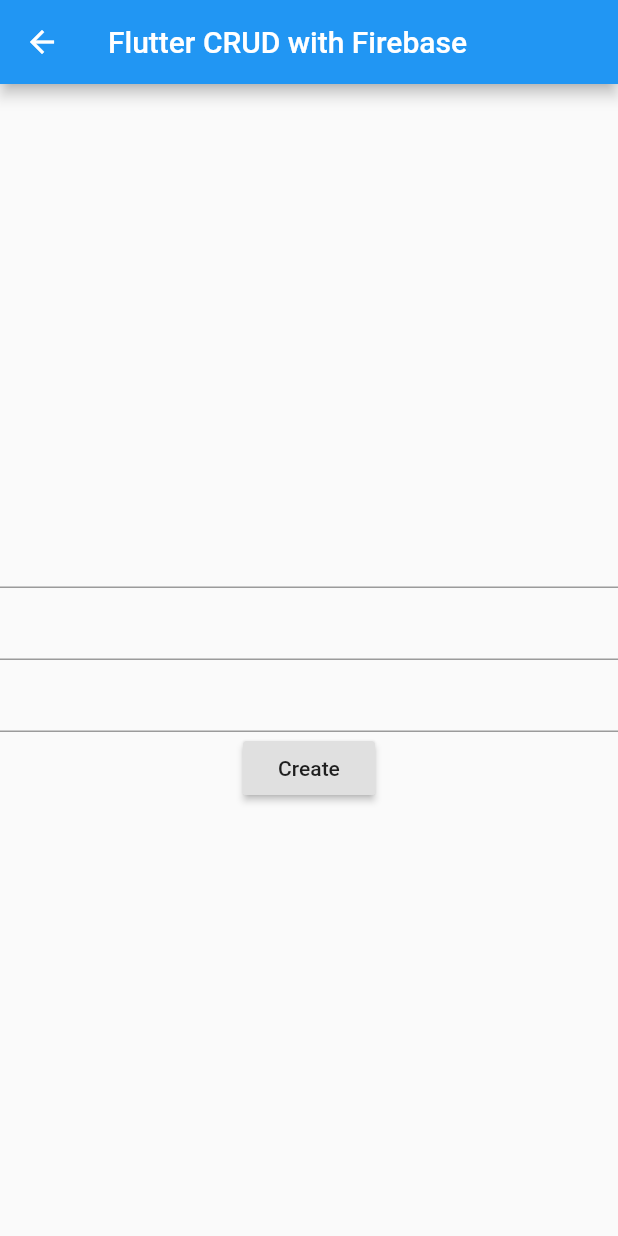
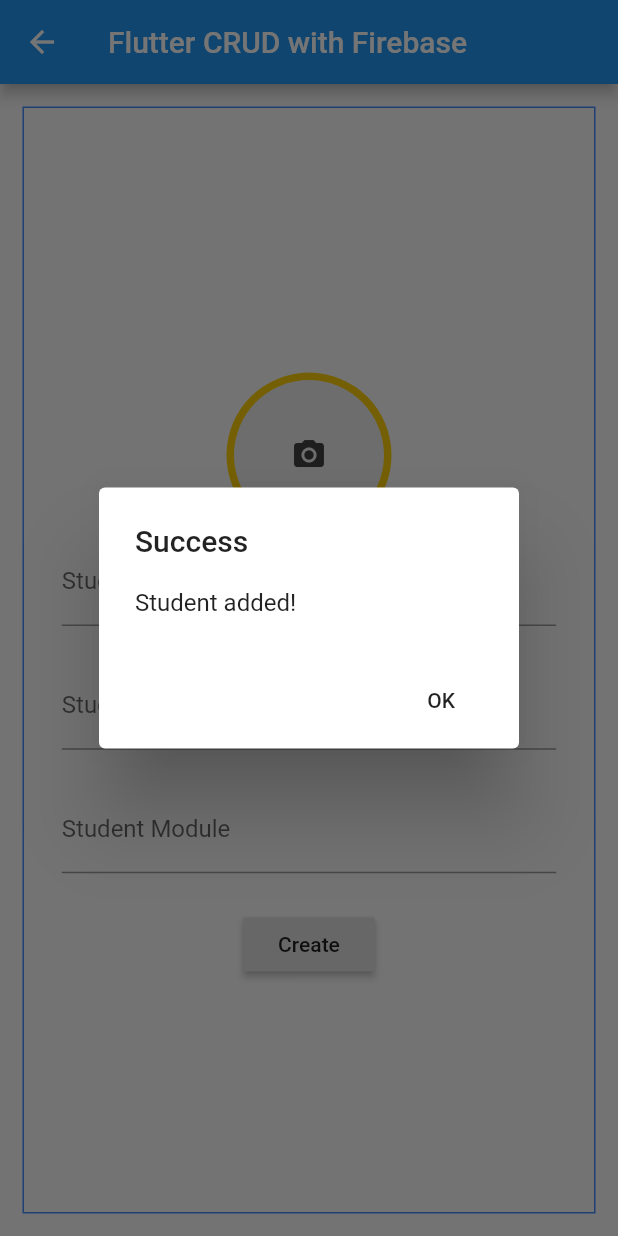
Before and after one commit to DulminiD/Flutter, a Flutter app: the AddStudent screen opened directly, after a tap on "Create", on a phone screen of 412 x 824 dp. Run offline on Flutter 3.47's test engine with Material 2 defaults, Android fonts, the phone set to English and light mode, and no system bars; our stand-ins replace cloud_firestore, image_picker; accounts and stored records are empty; statements that could not run were skipped.

Commit message:
Add Student with image

```diff
--- a/lib/Controller/addStudent.dart
+++ b/lib/Controller/addStudent.dart
@@ -1,6 +1,9 @@
 import 'package:cloud_firestore/cloud_firestore.dart';
 import 'package:flutter/material.dart';
 import 'package:mobile_app/Model/Student.dart';
+import 'package:image_picker/image_picker.dart';
+import 'package:path_provider/path_provider.dart';
+import 'dart:io';
 
 class AddStudent extends StatefulWidget {
   @override
@@ -11,13 +14,33 @@
 
   final Firestore firestore = Firestore.instance;
   Student student = new Student();
+  final sId = TextEditingController();
+  final sName = TextEditingController();
+  final sModule = TextEditingController();
+  File _image;
 
-  void _create() async {
+  void addImage() async{
+    Directory appDocumentsDirectory = await getApplicationDocumentsDirectory(); // 1
+    String appDocumentsPath = appDocumentsDirectory.path; // 2
+    String filePath = '$appDocumentsPath/'+student.sId+'.jpg'; // 3
+    final File localImage = await _image.copy(filePath);
+    setState(() {
+      student.sImage = localImage.path;
+    });
+
+  }
+
+
+  void _create(BuildContext context) async {
+    await addImage();
     try {
       await firestore.collection('users').document(student.sId).setData({
         'sId': student.sId,
         'sName': student.sName,
-        'sModule': student.sModule
+        'sModule': student.sModule,
+        'sImagePath': student.sImage
+      }).then((value) => {
+        showAlertDialog(context)
       });
     } catch (e) {
       print(e);
@@ -57,29 +80,157 @@
     }
   }
 
+  showAlertDialog(BuildContext context) {
+    // set up the button
+    Widget okButton = FlatButton(
+      child: Text("OK"),
+      onPressed: () {
+        Navigator.of(context).pop();
+        clearTextInput();
+      },
+    );
+    // set up the AlertDialog
+    AlertDialog alert = AlertDialog(
+      title: Text("Success"),
+      content: Text("Student added!"),
+      actions: [
+        okButton,
+      ],
+    );
+    // show the dialog
+    showDialog(
+      context: context,
+      builder: (BuildContext context) {
+        return alert;
+      },
+    );
+  }
+
+  clearTextInput(){
+    sId.clear();
+    sName.clear();
+    sModule.clear();
+  }
+
+  _imgFromCamera() async {
+    File image = await ImagePicker.pickImage(
+        source: ImageSource.camera, imageQuality: 50
+    );
+
+    setState(() {
+      _image = image;
+    });
+  }
+
+  _imgFromGallery() async {
+    File image = await  ImagePicker.pickImage(
+        source: ImageSource.gallery, imageQuality: 50
+    );
+
+    setState(() {
+      _image = image;
+    });
+  }
+
+
+  void _showPicker(context) {
+    showModalBottomSheet(
+        context: context,
+        builder: (BuildContext bc) {
+          return SafeArea(
+            child: Container(
+              child: new Wrap(
+                children: <Widget>[
+                  new ListTile(
+                      leading: new Icon(Icons.photo_library),
+                      title: new Text('Photo Library'),
+                      onTap: () {
+                        _imgFromGallery();
+                        Navigator.of(context).pop();
+                      }),
+                  new ListTile(
+                    leading: new Icon(Icons.photo_camera),
+                    title: new Text('Camera'),
+                    onTap: () {
+                      _imgFromCamera();
+                      Navigator.of(context).pop();
+                    },
+                  ),
+                ],
+              ),
+            ),
+          );
+        }
+    );
+  }
+
   @override
   Widget build(BuildContext context) {
     return Scaffold(
       appBar: AppBar(
         title: Text("Flutter CRUD with Firebase"),
       ),
-      body: Center(
-        child: Column(mainAxisAlignment: MainAxisAlignment.center, children: <Widget>[
-          TextField(
+      body: Container(
+        margin: const EdgeInsets.all(15.0),
+        padding: const EdgeInsets.all(3.0),
+        decoration: BoxDecoration(
+            border: Border.all(color: Colors.blueAccent)
+        ),
+        child: Center(
+          child: Column(mainAxisAlignment: MainAxisAlignment.center,
+              children: <Widget>[
+                SizedBox(height: 22,),
+                Center(
+                  child: GestureDetector( onTap: () {_showPicker(context); },
+                    child: CircleAvatar( radius: 55, backgroundColor: Color(0xffFDCF09),
+                      child: _image != null ? ClipRRect( borderRadius: BorderRadius.circular(50),
+                        child: Image.file(_image, width: 100, height: 100, fit: BoxFit.fitHeight,), )
+                          : Container(decoration: BoxDecoration(color: Colors.grey[200], borderRadius: BorderRadius.circular(50)), width: 100, height: 100,
+                        child: Icon(
+                          Icons.camera_alt,
+                          color: Colors.grey[800],
+                        ),
+                      ),
+                    ),
+                  ),
+                ),
+                Align(
+                  alignment: Alignment.center,
+                  child: SizedBox(width: MediaQuery.of(context).size.width*0.8, height: MediaQuery.of(context).size.width*0.2, child: TextField(
+                    controller: sId,
+                    decoration: new InputDecoration(labelText: "Student ID"),
                     onChanged : (value)=>_onChangesId(value),
+                  ),),
                 ),
-          TextField(
+                Align(
+                  alignment: Alignment.center,
+                  child: SizedBox(width: MediaQuery.of(context).size.width*0.8, height: MediaQuery.of(context).size.width*0.2, child: TextField(
+                    controller: sName,
+                    decoration: new InputDecoration(labelText: "Student Name"),
                     onChanged : (value)=>_onChangesName(value),
+                  ),),
                 ),
-          TextField(
+                Align(
+                  alignment: Alignment.center,
+                  child: SizedBox(width: MediaQuery.of(context).size.width*0.8, height: MediaQuery.of(context).size.width*0.2, child: TextField(
+                    controller: sModule,
+                    decoration: new InputDecoration(labelText: "Student Module"),
                     onChanged : (value)=>_onChangesModule(value),
+                  ),),
                 ),
                 RaisedButton(
                   child: Text("Create"),
-            onPressed: _create,
+                  onPressed: ()=> _create(context),
                 ),
               ]),
         ),
+      )
     );
   }
 }
+
+
+// Container(
+// padding: const EdgeInsets.all(10.10),
+// child: Image.file(new File("/data/user/0/com.example.mobile_app/app_flutter/IT11.jpg")),
+// ),
--- a/lib/Model/Student.dart
+++ b/lib/Model/Student.dart
@@ -3,6 +3,7 @@
   String sId;
   String sName;
   String sModule;
+  String sImage;
 
   Student({this.sId, this.sName, this.sModule});
 
--- a/lib/main.dart
+++ b/lib/main.dart
@@ -1,7 +1,6 @@
 import 'package:cloud_firestore/cloud_firestore.dart';
 import 'package:flutter/material.dart';
 import 'package:mobile_app/Controller/addStudent.dart';
-
 
 void main()  {
   runApp(MyApp());
@@ -34,8 +33,9 @@
 
   void _read() async {
     DocumentSnapshot documentSnapshot;
+
     try {
-      documentSnapshot = await firestore.collection('users').document('testUser').get();
+      documentSnapshot = await firestore.collection('users').document('IT11').get();
       print(documentSnapshot.data);
     } catch (e) {
       print(e);
--- a/pubspec.yaml
+++ b/pubspec.yaml
@@ -24,6 +24,9 @@
   flutter:
     sdk: flutter
   cloud_firestore: ^0.13.0+1
+  image_picker: ^0.6.6+5
+  path_provider: ^1.6.24
+
 
 
   # The following adds the Cupertino Icons font to your application.
@@ -39,6 +42,8 @@
 
 # The following section is specific to Flutter.
 flutter:
+  assets:
+    - assets/
 
   # The following line ensures that the Material Icons font is
   # included with your application, so that you can use the icons in
```
Also changed, not shown: pubspec.lock. Lines whose indentation alone changed are shown as unchanged.
